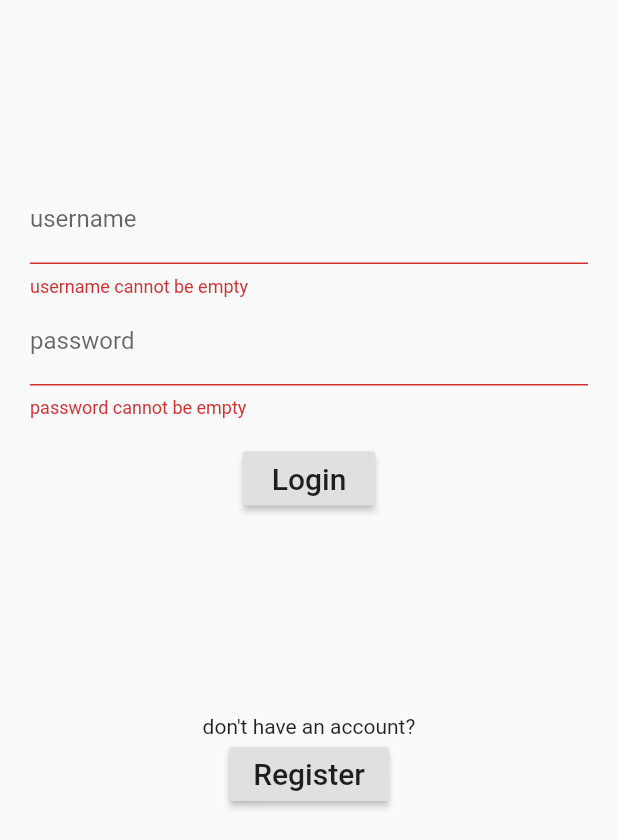
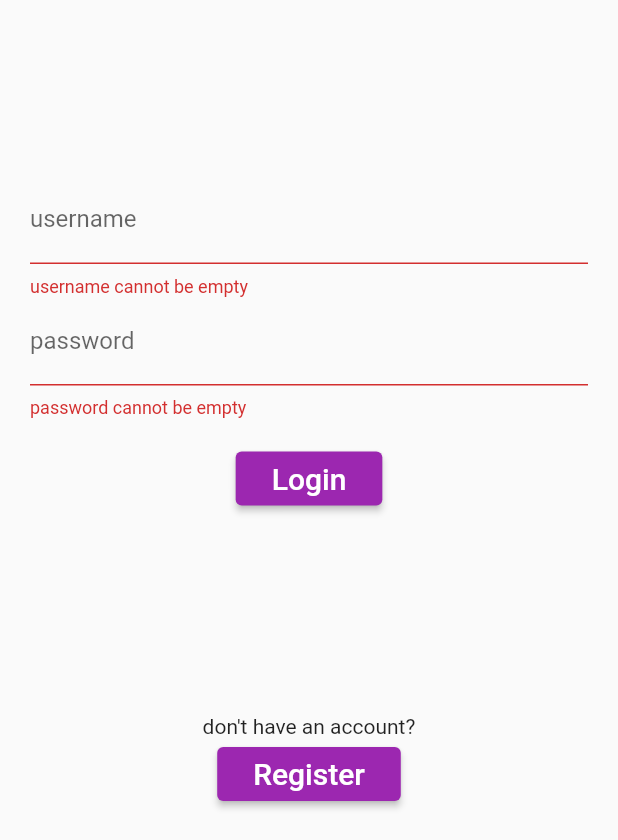
Before and after one commit to jhonmaycon94/GSL_Project, a Flutter app: the screen it shows after launch, after a tap on "Login", on a phone screen of 412 x 824 dp, the part 396-1236 px from its top. Run offline on Flutter 3.47's test engine with Material 2 defaults, Android fonts, the phone set to English and light mode, and no system bars.

Commit message:
add a theme(incomplete)

```diff
--- a/sensori/lib/main.dart
+++ b/sensori/lib/main.dart
@@ -1,8 +1,10 @@
 import 'package:flutter/material.dart';
 import 'package:sensori/pages/loginPage.dart';
+import 'package:sensori/utils/sensoriTheme.dart';
 
 void main() {
   runApp(MaterialApp(
-    home: LoginPage(title: 'Sensori')
+    home: LoginPage(title: 'Sensori'),
+    theme: sensoriTheme,
   ));
 }
--- a/sensori/lib/pages/loginPage.dart
+++ b/sensori/lib/pages/loginPage.dart
@@ -1,4 +1,5 @@
 import 'package:flutter/material.dart';
+import 'package:sensori/utils/sensoriTheme.dart';
 
 class LoginPage extends StatefulWidget {
   LoginPage({Key key, this.title}) : super(key: key);
@@ -30,7 +31,6 @@ class _LoginPageState extends State<LoginPage> {
     // Scaffold is a layout for the major Material Components.
     return new Scaffold(
         appBar: new AppBar(
-          backgroundColor: Colors.purple,
           leading: new IconButton(
             icon: Icon(Icons.menu),
             tooltip: 'Navigation menu',
```
Also changed, not shown: sensori/lib/utils/sensoriTheme.dart (added, +9 -0 lines).
